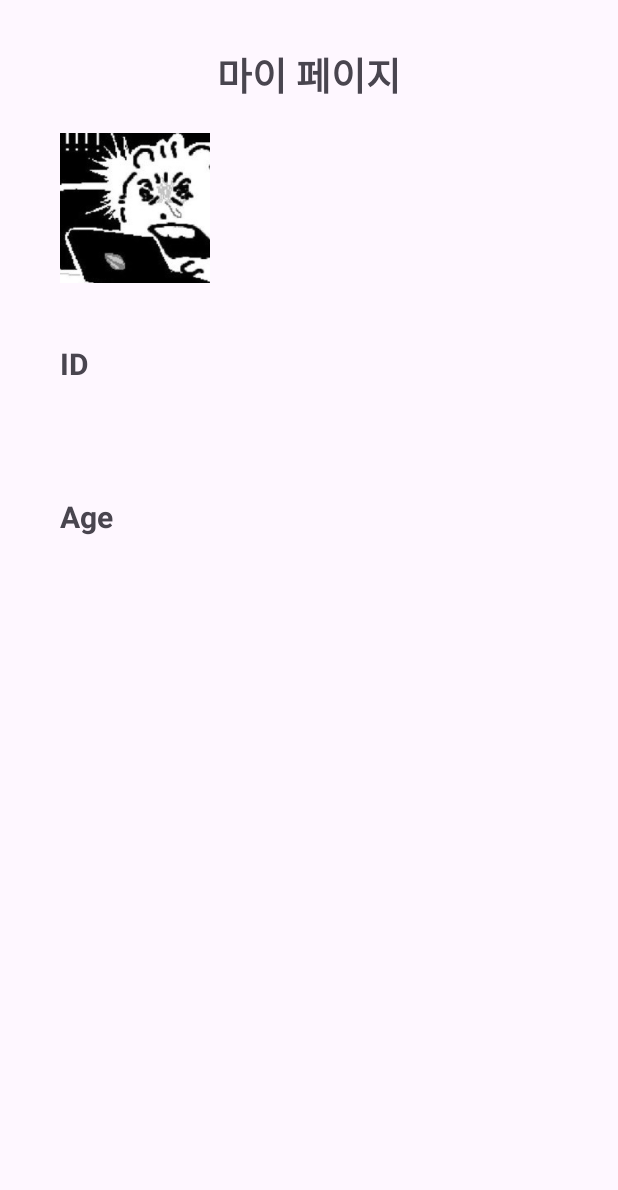
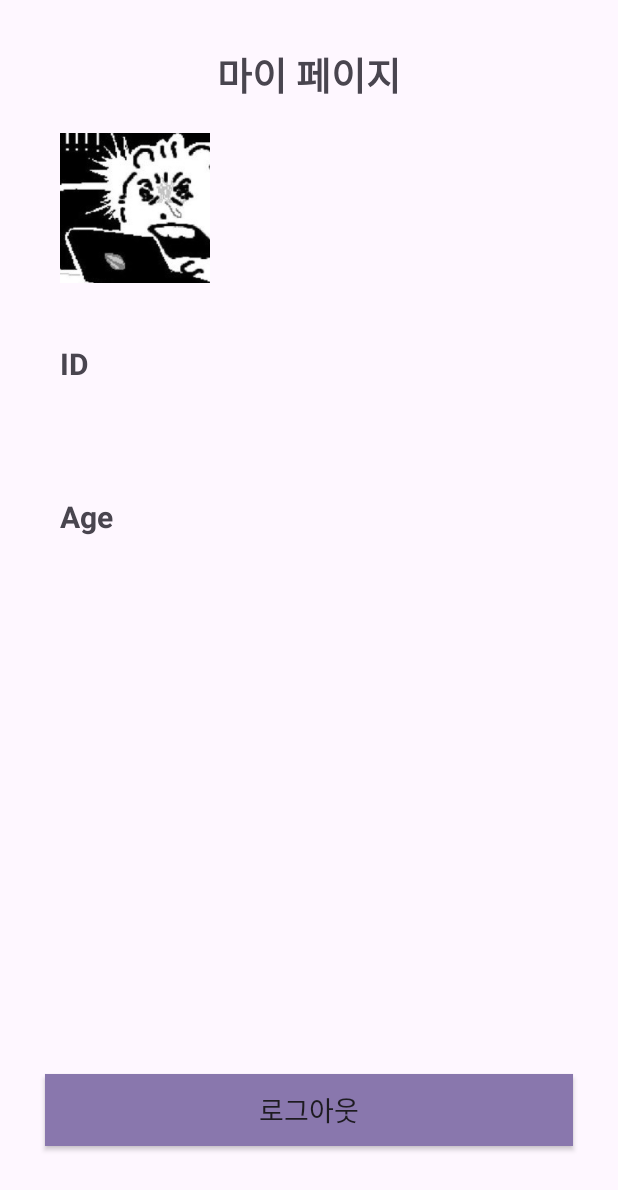
Before and after one commit to DO-SOPT-ANDROID/yuri-kang, an Android app: the MainActivity screen opened directly, with no data from a screen before it, on a phone screen of 412 x 824 dp. Shown: the top 1190 px of the screen. Run offline under Robolectric (Android 15) with nearby library versions, the phone set to English and light mode, and no system bars.

Commit message:
[UI/#5] 로그아웃 버튼 구현

```diff
--- a/app/src/main/res/layout/activity_main.xml
+++ b/app/src/main/res/layout/activity_main.xml
@@ -93,4 +93,19 @@
         app:layout_constraintStart_toStartOf="parent"
         app:layout_constraintTop_toBottomOf="@id/tv_main_age_title" />
 
+    <androidx.appcompat.widget.AppCompatButton
+        android:id="@+id/btn_main_logout"
+        android:layout_width="0dp"
+        android:layout_height="wrap_content"
+        android:layout_marginHorizontal="30dp"
+        android:layout_marginBottom="60dp"
+        android:background="#8977AD"
+        android:gravity="center"
+        android:padding="10dp"
+        android:text="@string/btn_logout"
+        android:textSize="18sp"
+        app:layout_constraintBottom_toBottomOf="parent"
+        app:layout_constraintEnd_toEndOf="parent"
+        app:layout_constraintStart_toStartOf="parent" />
+
 </androidx.constraintlayout.widget.ConstraintLayout>
--- a/app/src/main/res/values/strings.xml
+++ b/app/src/main/res/values/strings.xml
@@ -23,4 +23,5 @@
     <string name="signup_id">ID는 6글자 이상 10글자 이하로 설 정 가능합니다.</string>
     <string name="signup_fail">가입을 위해 필요한 조건을 모두 입력해주세요.</string>
     <string name="cb_autologin">자동 로그인</string>
+    <string name="btn_logout">로그아웃</string>
 </resources>
```
